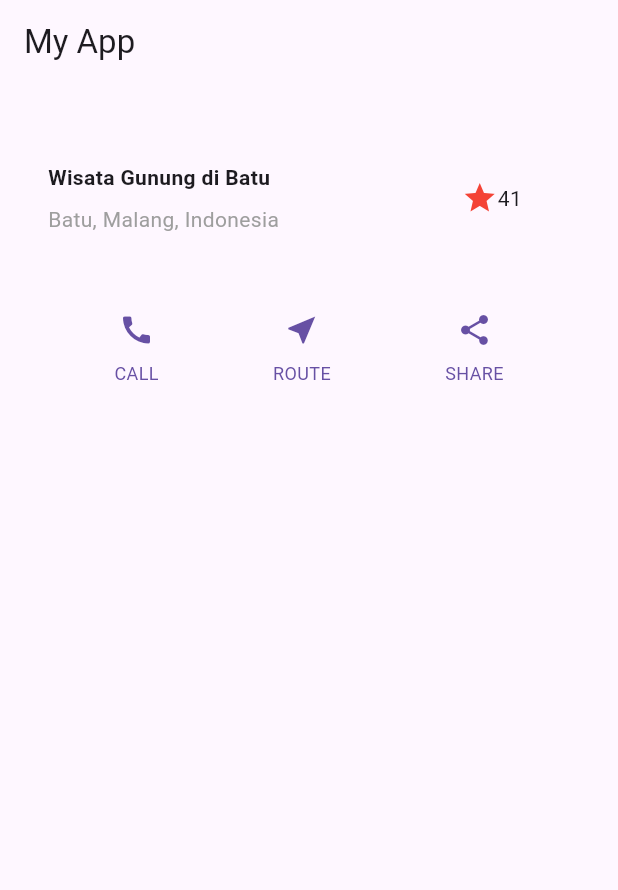
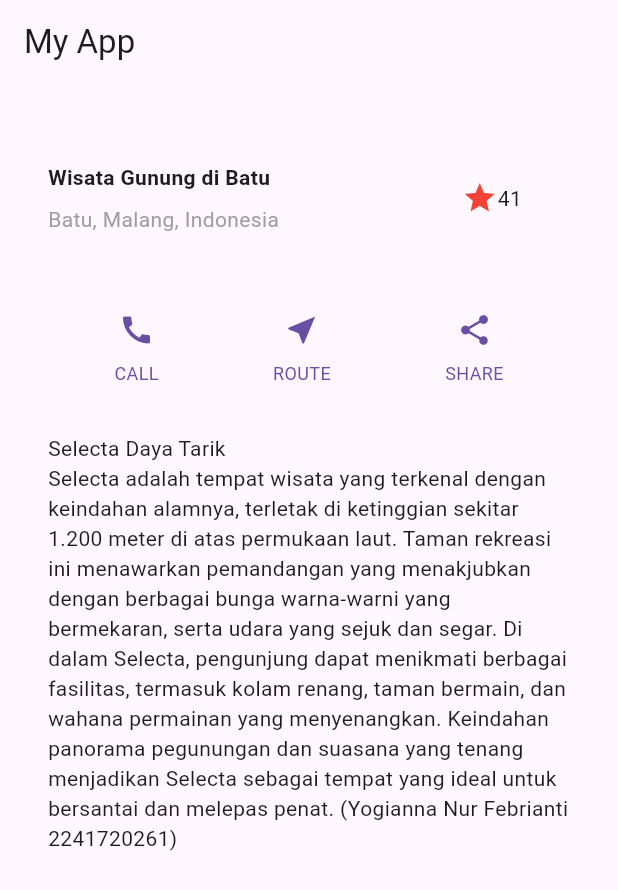
Before and after one commit to yogiannanf/PemrogramanMobile, a Flutter app: the screen it shows after launch, on a phone screen of 412 x 824 dp. Shown: the top 890 px of the screen. Run offline on Flutter 3.47's test engine with Material 3 defaults, Android fonts, the phone set to English and light mode, and no system bars.

Commit message:
Praktikum 3: Implementasi text section

```diff
--- a/layout_flutter/lib/main.dart
+++ b/layout_flutter/lib/main.dart
@@ -64,6 +64,19 @@ class MyApp extends StatelessWidget {
         ],
       );
 
+      //Praktikum 3 langkah 1
+      Widget textSection = Container(
+        padding: const EdgeInsets.all(32),
+        child: const Text(
+          'Selecta Daya Tarik\n'
+          'Selecta adalah tempat wisata yang terkenal dengan keindahan alamnya, terletak di ketinggian sekitar 1.200 meter di atas permukaan laut. '
+          'Taman rekreasi ini menawarkan pemandangan yang menakjubkan dengan berbagai bunga warna-warni yang bermekaran, serta udara yang sejuk dan segar. '
+          'Di dalam Selecta, pengunjung dapat menikmati berbagai fasilitas, termasuk kolam renang, taman bermain, dan wahana permainan yang menyenangkan. '
+          'Keindahan panorama pegunungan dan suasana yang tenang menjadikan Selecta sebagai tempat yang ideal untuk bersantai dan melepas penat. (Yogianna Nur Febrianti 2241720261)',
+          softWrap: true,
+        ),
+      );
+
       return MaterialApp(
       title: 'Flutter Demo: Yogianna Nur Febrianti dan 2241720261',
       home: Scaffold(
@@ -74,6 +87,7 @@ class MyApp extends StatelessWidget {
           children: [
             titleSection, // Menampilkan section yang telah dibuat
             buttonSection,// Praktikum 2 Langkah 3
+             textSection,//Praktikum 3 Langkah 2
           ],
         ),
       ),
```
Also changed, not shown: img/hasilprak3.png (added), img/prak2soal3.png, img/prak3soal1.png (added), img/prak3soal2.png (added), 1 other file.
